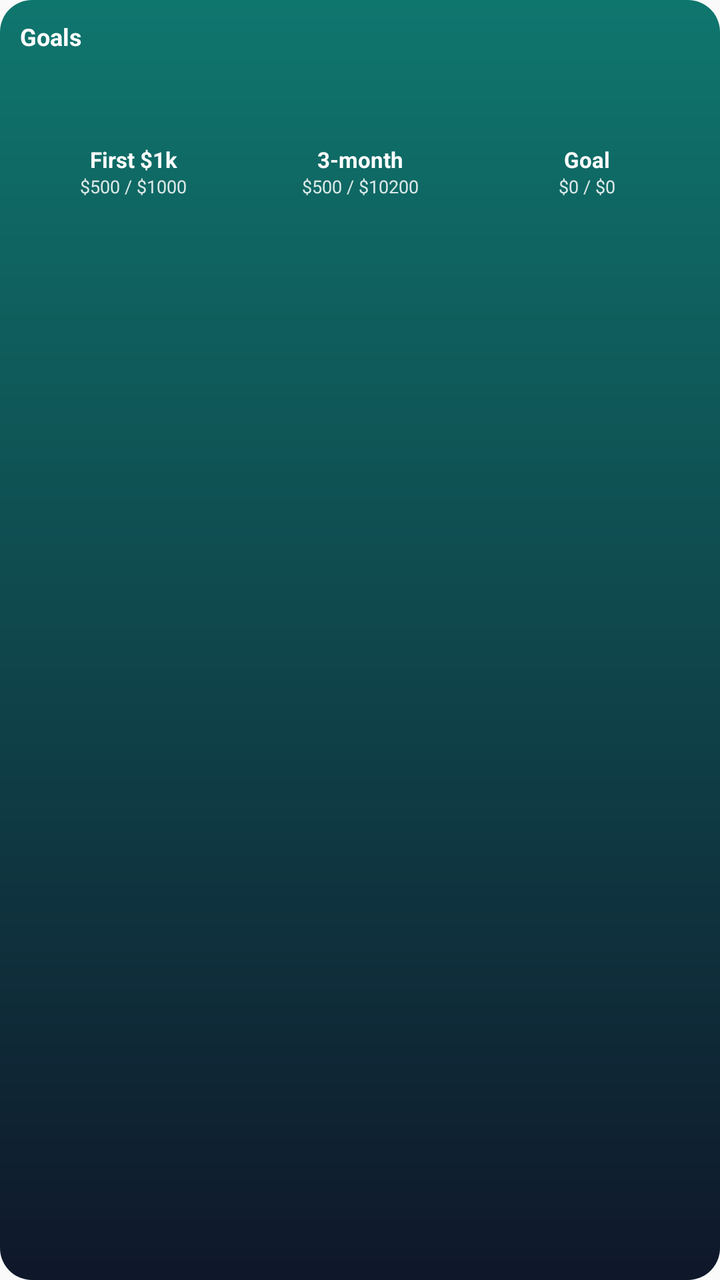
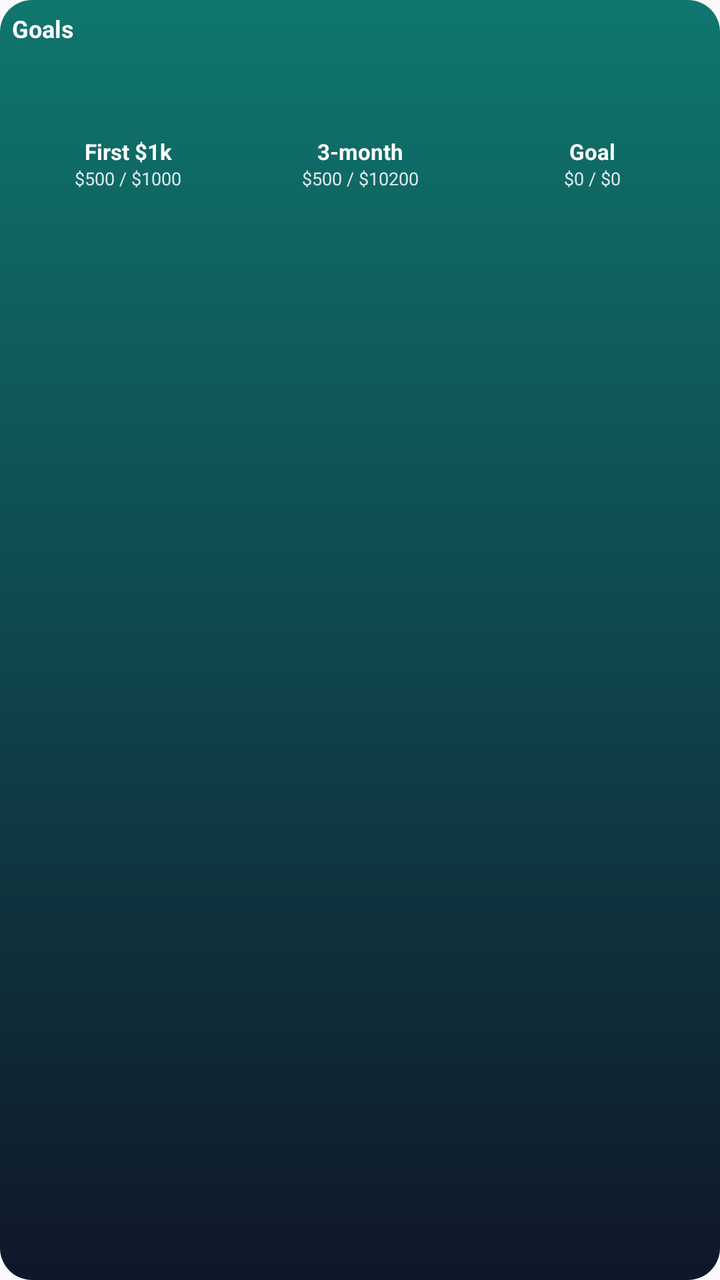

An Android layout rendered at two revisions. The XML below is the earlier revision; the diff shows what the commit changed to produce the second picture.
<!-- AndroidManifest.xml: application theme AppTheme -->
<!-- res/layout/widget_goals.xml -->
<?xml version="1.0" encoding="utf-8"?>
<LinearLayout xmlns:android="http://schemas.android.com/apk/res/android"
  android:id="@+id/widget_root"
  android:layout_width="match_parent"
  android:layout_height="match_parent"
  android:orientation="vertical"
  android:padding="10dp"
  android:background="@drawable/widget_bg">

  <TextView
    android:id="@+id/widget_title"
    android:layout_width="match_parent"
    android:layout_height="wrap_content"
    android:text="Goals"
    android:textStyle="bold"
    android:textSize="12sp"
    android:textColor="@android:color/white" />

  <LinearLayout
    android:id="@+id/widget_rings_row"
    android:layout_width="match_parent"
    android:layout_height="wrap_content"
    android:layout_marginTop="8dp"
    android:orientation="horizontal">

    <LinearLayout
      android:id="@+id/widget_goal1"
      android:layout_width="0dp"
      android:layout_height="wrap_content"
      android:layout_weight="1"
      android:orientation="vertical"
      android:gravity="center_horizontal">

      <ImageView
        android:id="@+id/widget_goal1_ring"
        android:layout_width="36dp"
        android:layout_height="36dp"
        android:contentDescription="Goal ring 1" />

      <TextView
        android:id="@+id/widget_goal1_label"
        android:layout_width="match_parent"
        android:layout_height="wrap_content"
        android:layout_marginTop="2dp"
        android:gravity="center"
        android:text="First $1k"
        android:textSize="11sp"
        android:textStyle="bold"
        android:textColor="@android:color/white"
        android:maxLines="2" />

      <TextView
        android:id="@+id/widget_goal1_meta"
        android:layout_width="match_parent"
        android:layout_height="wrap_content"
        android:gravity="center"
        android:text="$500 / $1000"
        android:textSize="9sp"
        android:textColor="@android:color/white"
        android:alpha="0.85"
        android:maxLines="1" />
    </LinearLayout>

    <LinearLayout
      android:id="@+id/widget_goal2"
      android:layout_width="0dp"
      android:layout_height="wrap_content"
      android:layout_weight="1"
      android:orientation="vertical"
      android:gravity="center_horizontal"
      android:paddingStart="6dp"
      android:paddingEnd="6dp">

      <ImageView
        android:id="@+id/widget_goal2_ring"
        android:layout_width="36dp"
        android:layout_height="36dp"
        android:contentDescription="Goal ring 2" />

      <TextView
        android:id="@+id/widget_goal2_label"
        android:layout_width="match_parent"
        android:layout_height="wrap_content"
        android:layout_marginTop="2dp"
        android:gravity="center"
        android:text="3-month"
        android:textSize="11sp"
        android:textStyle="bold"
        android:textColor="@android:color/white"
        android:maxLines="2" />

      <TextView
        android:id="@+id/widget_goal2_meta"
        android:layout_width="match_parent"
        android:layout_height="wrap_content"
        android:gravity="center"
        android:text="$500 / $10200"
        android:textSize="9sp"
        android:textColor="@android:color/white"
        android:alpha="0.85"
        android:maxLines="1" />
    </LinearLayout>

    <LinearLayout
      android:id="@+id/widget_goal3"
      android:layout_width="0dp"
      android:layout_height="wrap_content"
      android:layout_weight="1"
      android:orientation="vertical"
      android:gravity="center_horizontal">

      <ImageView
        android:id="@+id/widget_goal3_ring"
        android:layout_width="36dp"
        android:layout_height="36dp"
        android:contentDescription="Goal ring 3" />

      <TextView
        android:id="@+id/widget_goal3_label"
        android:layout_width="match_parent"
        android:layout_height="wrap_content"
        android:layout_marginTop="2dp"
        android:gravity="center"
        android:text="Goal"
        android:textSize="11sp"
        android:textStyle="bold"
        android:textColor="@android:color/white"
        android:maxLines="2" />

      <TextView
        android:id="@+id/widget_goal3_meta"
        android:layout_width="match_parent"
        android:layout_height="wrap_content"
        android:gravity="center"
        android:text="$0 / $0"
        android:textSize="9sp"
        android:textColor="@android:color/white"
        android:alpha="0.85"
        android:maxLines="1" />
    </LinearLayout>
  </LinearLayout>

</LinearLayout>
<!-- resources referenced by this layout -->
<resources>
  <!-- drawable widget_bg (drawable) -->
  <?xml version="1.0" encoding="utf-8"?>
  <shape xmlns:android="http://schemas.android.com/apk/res/android" android:shape="rectangle">
    <corners android:radius="16dp" />
    <gradient
      android:angle="90"
      android:startColor="#0F172A"
      android:endColor="#0F766E" />
    <padding
      android:left="12dp"
      android:top="12dp"
      android:right="12dp"
      android:bottom="12dp" />
  </shape>
  <style name="AppTheme" parent="Theme.AppCompat.Light.DarkActionBar">
          
          <item name="colorPrimary">@color/colorPrimary</item>
          <item name="colorPrimaryDark">@color/colorPrimaryDark</item>
          <item name="colorAccent">@color/colorAccent</item>
      </style>
</resources>

<!-- the commit's change to res/layout/widget_goals.xml (unified diff, before → after) -->
@@ -4,7 +4,7 @@
   android:layout_width="match_parent"
   android:layout_height="match_parent"
   android:orientation="vertical"
-  android:padding="10dp"
+  android:padding="6dp"
   android:background="@drawable/widget_bg">
 
   <TextView
